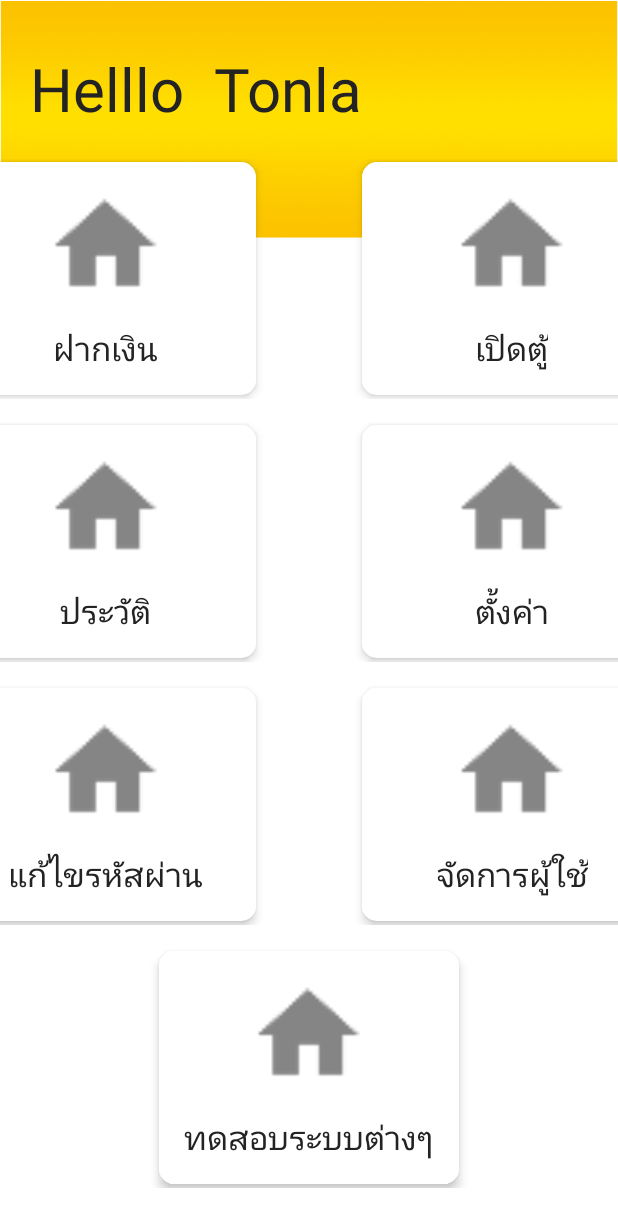
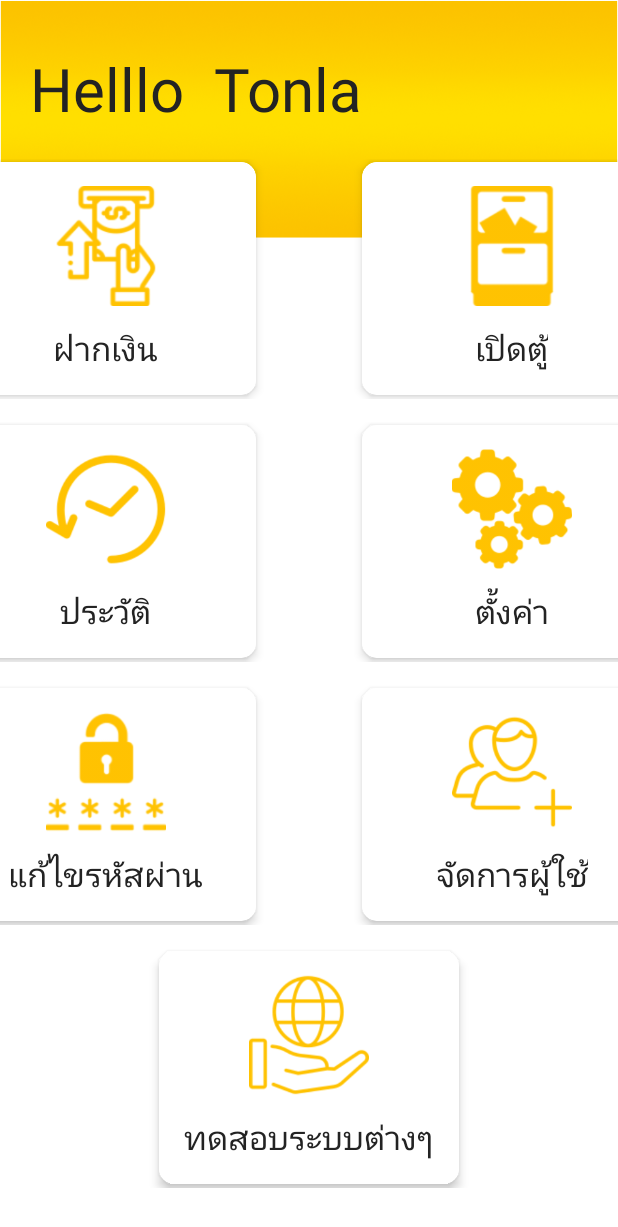
Before and after one commit to sahasompob/newtiger, an Android app: the layout fragment_main.xml on its own in the app's theme, with its tools: preview values and no code run, on a phone screen of 412 x 824 dp. Shown: the top 1227 px of the screen. Run offline under Robolectric (Android 15) with nearby library versions, the phone set to English and light mode, and no system bars; Roboto replaces fonts that are not available here.

Commit message:
code from home

```diff
--- a/app/src/main/java/com/ucs/bucket/adapter/BalanceViewHolder.kt
+++ b/app/src/main/java/com/ucs/bucket/adapter/BalanceViewHolder.kt
@@ -34,7 +34,7 @@ class BalanceViewHolder(itemView: View) : RecyclerView.ViewHolder(itemView) {
             itemView.status.text = test.action
 
             itemView.deposit.text = test.deposit.toString()
-            itemView.drop_money.text = test.status.toString()
+            itemView.drop_money.text = test.drop.toString()
             itemView.total.text = test.toto_deposit.toString()
             itemView.total_balance.text = test.balance.toString()
 
--- a/app/src/main/res/layout/fragment_main.xml
+++ b/app/src/main/res/layout/fragment_main.xml
@@ -66,7 +66,7 @@ tools:context=".MainActivity">
                 android:layout_height="match_parent">
 
                <ImageView
-                   android:src="@drawable/ic_action_home"
+                   android:src="@drawable/deposit"
                    android:layout_width="80dp"
                    android:layout_height="80dp" />
 
@@ -97,7 +97,7 @@ tools:context=".MainActivity">
                 android:layout_height="match_parent">
 
                <ImageView
-                   android:src="@drawable/ic_action_home"
+                   android:src="@drawable/open_console"
                    android:layout_width="80dp"
                    android:layout_height="80dp" />
 
@@ -137,7 +137,7 @@ tools:context=".MainActivity">
                 android:layout_height="match_parent">
 
                <ImageView
-                   android:src="@drawable/ic_action_home"
+                   android:src="@drawable/history"
                    android:layout_width="80dp"
                    android:layout_height="80dp" />
 
@@ -168,7 +168,7 @@ tools:context=".MainActivity">
                 android:layout_height="match_parent">
 
                <ImageView
-                   android:src="@drawable/ic_action_home"
+                   android:src="@drawable/settings"
                    android:layout_width="80dp"
                    android:layout_height="80dp" />
 
@@ -209,7 +209,7 @@ tools:context=".MainActivity">
                 android:layout_height="match_parent">
 
                <ImageView
-                   android:src="@drawable/ic_action_home"
+                   android:src="@drawable/password"
                    android:layout_width="80dp"
                    android:layout_height="80dp" />
 
@@ -240,7 +240,7 @@ tools:context=".MainActivity">
                 android:layout_height="match_parent">
 
                <ImageView
-                   android:src="@drawable/ic_action_home"
+                   android:src="@drawable/user"
                    android:layout_width="80dp"
                    android:layout_height="80dp" />
 
@@ -281,7 +281,7 @@ tools:context=".MainActivity">
                 android:layout_height="match_parent">
 
                <ImageView
-                   android:src="@drawable/ic_action_home"
+                   android:src="@drawable/services"
                    android:layout_width="80dp"
                    android:layout_height="80dp" />
 
```
Also changed, not shown: app/src/main/java/com/ucs/bucket/fragment/UserFragment.kt (+28 -27 lines), app/src/main/res/drawable-mdpi/card_view.xml (+6 -4 lines), app/src/main/res/layout/fragment_manager.xml (+6 -6 lines), app/src/main/res/layout/fragment_user.xml (+4 -4 lines), app/src/main/res/drawable/deposit.png (added), app/src/main/res/drawable/history.png (added), app/src/main/res/drawable/open_console.png (added), app/src/main/res/drawable/password.png (added), app/src/main/res/drawable/services.png (added), app/src/main/res/drawable/settings.png (added), app/src/main/res/drawable/user.png (added).
